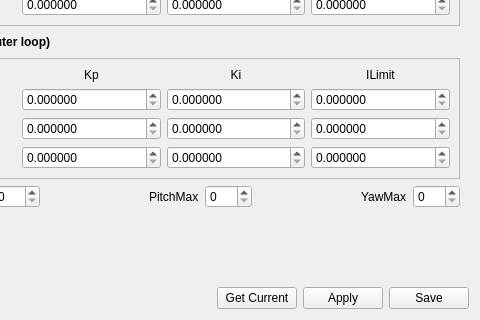
The window that ground/openpilotgcs/src/plugins/config/stabilization.ui (openpilot/OpenPilot) describes before a commit, drawn with Qt 5; both pictures show x 159 to 639 and y 141 to 461 of the 639 by 461 pixel window.
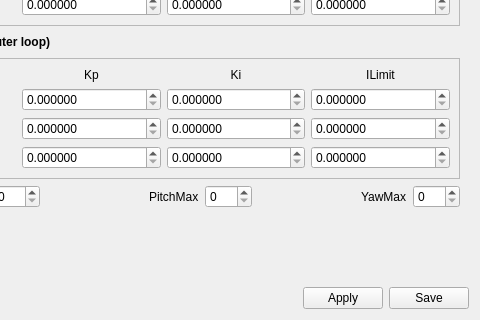
The same window after the commit. Icons and pictures are not drawn.

Commit message: Get rid of the "Request" button on the config gadget: it now tracks object updates and automatically keeps its state synchronized with UAVOBject changes.

```diff
--- a/ground/openpilotgcs/src/plugins/config/stabilization.ui
+++ b/ground/openpilotgcs/src/plugins/config/stabilization.ui
@@ -638,13 +638,6 @@
        </property>
       </widget>
      </item>
-     <item>
-      <widget class="QPushButton" name="getStabilizationCurrent">
-       <property name="text">
-        <string>Get Current</string>
-       </property>
-      </widget>
-     </item>
      <item>
       <widget class="QPushButton" name="saveStabilizationToRAM">
        <property name="text">
```
The commit also changes 14 other files.
